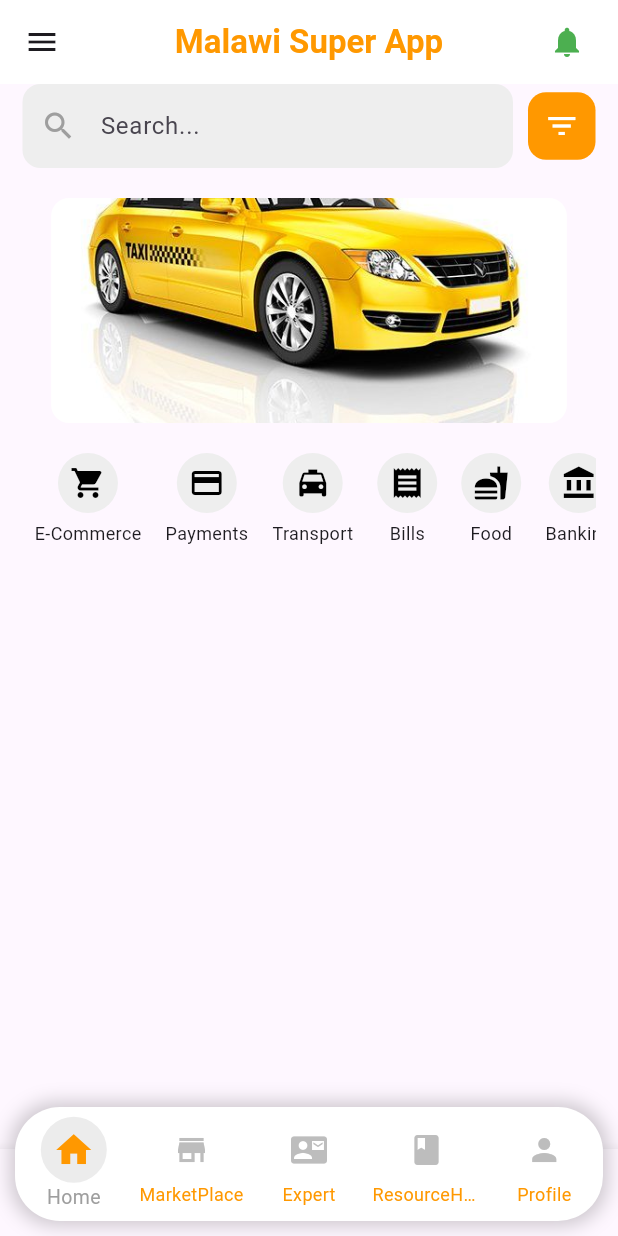
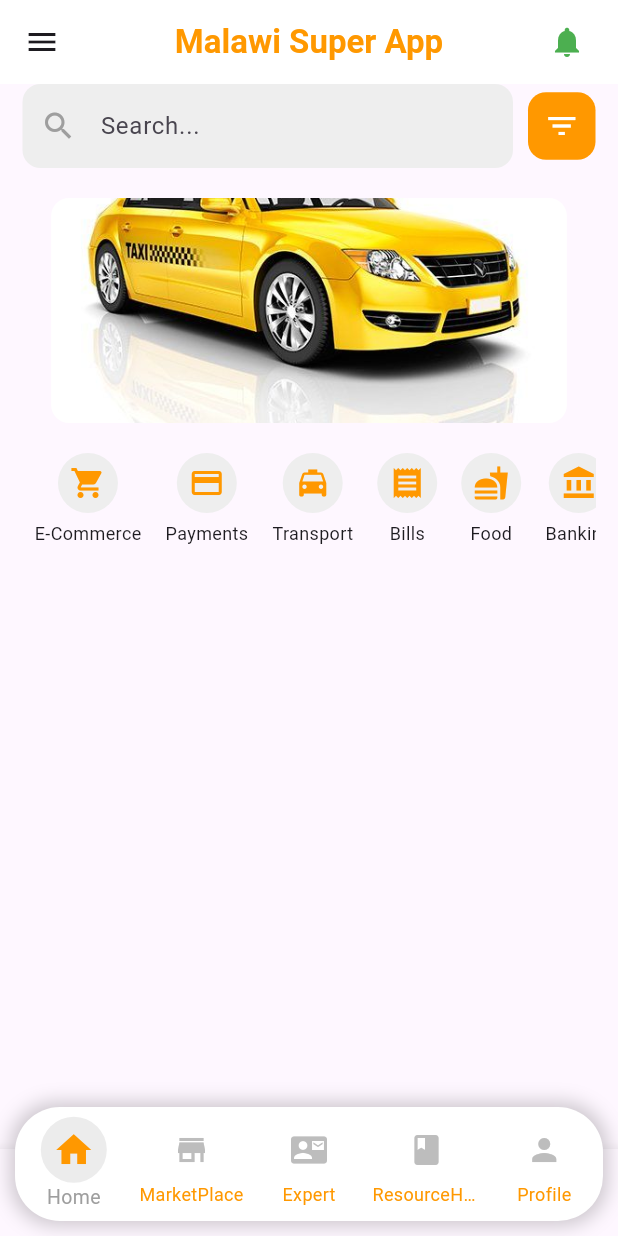
Before and after one commit to sam-zarila/super_App, a Flutter app: the screen it shows after launch, on a phone screen of 412 x 824 dp. Run offline on Flutter 3.47's test engine with Material 3 defaults, Android fonts, the phone set to English and light mode, and no system bars; drawn by our look-alikes of carousel_slider.

Commit message:
building homepage

```diff
--- a/lib/Pages/homepage.dart
+++ b/lib/Pages/homepage.dart
@@ -202,7 +202,7 @@ class MalawiSuperAppPage extends StatelessWidget {
               children: [
                 CircleAvatar(
                   backgroundColor: Colors.grey[200],
-                  child: Icon(categories[index]['icon'], color: Colors.black),
+                  child: Icon(categories[index]['icon'], color: Colors.orange),
                 ),
                 const SizedBox(height: 5),
                 Text(
```
